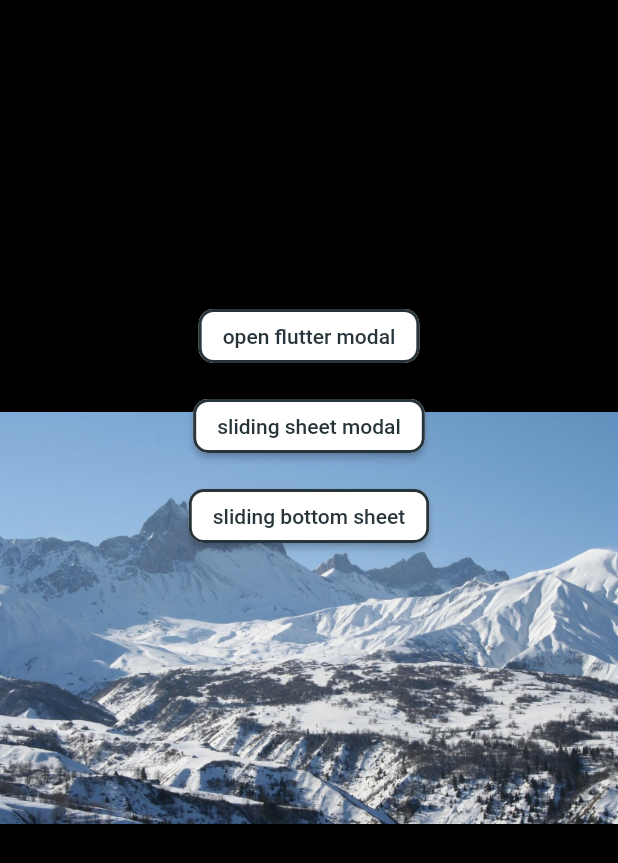
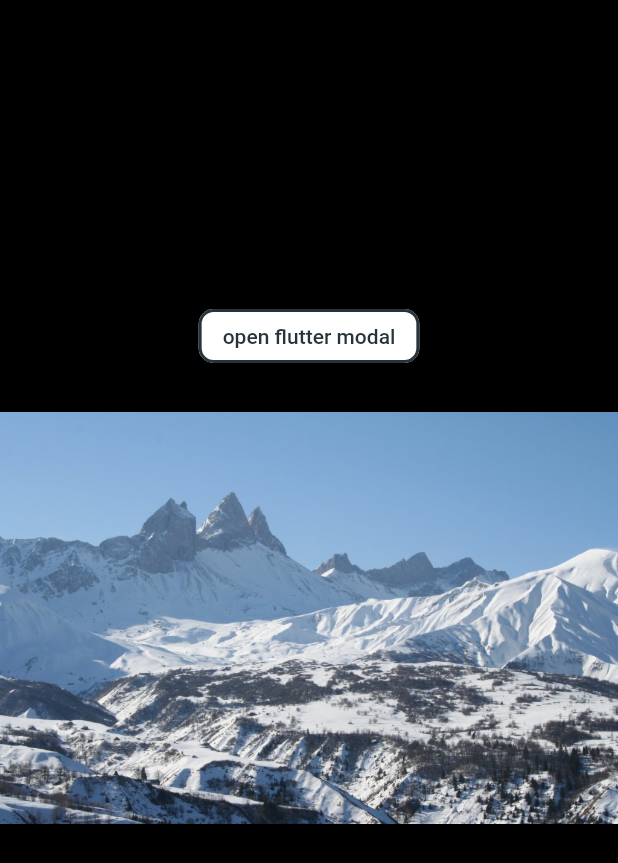
Before and after one commit to thomascoumau/flutter-modal-example, a Flutter app: the screen it shows after launch, on a phone screen of 412 x 824 dp. Shown: the top 863 px of the screen. Run offline on Flutter 3.47's test engine with Material 2 defaults, Android fonts, the phone set to English and light mode, and no system bars; drawn by our look-alikes of photo_view, sliding_sheet; our stand-ins replace flutter_riverpod.

Commit message:
feat: 🎸 rebuild test for modal

```diff
--- a/lib/main.dart
+++ b/lib/main.dart
@@ -1,11 +1,10 @@
 import 'package:flutter/material.dart';
 import 'package:flutter_modal_example/style/style.dart';
-import 'package:flutter_modal_example/widget/modals.dart';
 import 'package:flutter_modal_example/widget/scrollable_bottom_sheet.dart';
+import 'package:flutter_riverpod/flutter_riverpod.dart';
 import 'package:photo_view/photo_view.dart';
-import 'package:sliding_sheet/sliding_sheet.dart';
 
-void main() => runApp(const MyApp());
+void main() => runApp(const ProviderScope(child: MyApp()));
 
 class MyApp extends StatelessWidget {
   const MyApp({super.key});
@@ -25,23 +24,24 @@ class MyApp extends StatelessWidget {
   }
 }
 
-class Home extends StatefulWidget {
+class Home extends ConsumerStatefulWidget {
   const Home({super.key});
 
   @override
-  State<Home> createState() => _HomeState();
+  ConsumerState<Home> createState() => _ConsumerHomeState();
 }
 
-class _HomeState extends State<Home> {
-  late SheetController sheetController = SheetController();
+class _ConsumerHomeState extends ConsumerState<Home> {
   late DraggableScrollableController controller =
       DraggableScrollableController();
 
   @override
-  Widget build(BuildContext context) {
+  Widget build(
+    BuildContext context,
+  ) {
+    final controller = ref.watch(draggableScrollableSheetControllerProvider);
+
     return Scaffold(
-      body: CustomSlidingSheet(
-        sheetController: sheetController,
       body: Stack(
         children: [
           SizedBox.expand(
@@ -75,18 +75,6 @@ class _HomeState extends State<Home> {
                             const SizedBox(
                               height: 12,
                             ),
-                              Button(
-                                  text: 'sliding sheet modal',
-                                  onPressed: () {
-                                    sheetController.snapToExtent(0.4);
-                                  }),
-                              const SizedBox(
-                                height: 12,
-                              ),
-                              Button(
-                                text: 'sliding bottom sheet',
-                                onPressed: () => showSlidingModal(context),
-                              )
                           ],
                         ),
                       )
@@ -94,11 +82,10 @@ class _HomeState extends State<Home> {
                   ),
                 )),
           ),
-            CustomBottomSheetModal(
-              controller: controller,
+          const CustomBottomSheetModal(
+            snapSize: 0.25,
           ),
         ],
-        ),
       ),
     );
   }
--- a/lib/widget/modals.dart
+++ /dev/null
@@ -1,75 +0,0 @@
-import 'package:flutter/material.dart';
-import 'package:flutter_modal_example/widget/modal_content.dart';
-import 'package:sliding_sheet/sliding_sheet.dart';
-
-class CustomSlidingSheet extends StatelessWidget {
-  const CustomSlidingSheet({
-    super.key,
-    required this.body,
-    required this.sheetController,
-    this.animationDuration,
-  });
-
-  final Duration? animationDuration;
-  final Widget body;
-  final SheetController sheetController;
-
-  @override
-  Widget build(BuildContext context) {
-    return SlidingSheet(
-      body: body,
-      scrollSpec: const ScrollSpec(
-        overscroll: false,
-      ),
-      duration: animationDuration ?? const Duration(milliseconds: 400),
-      cornerRadiusOnFullscreen: 0,
-      closeOnBackdropTap: true,
-      elevation: 8,
-      cornerRadius: 16,
-      listener: (state) {},
-      controller: sheetController,
-      extendBody: true,
-      snapSpec: const SnapSpec(
-        // Enable snapping. This is true by default.
-        snap: true,
-        // Set custom snapping points.
-        snappings: [0.0, 0.4, 1.0],
-        // Define to what the snappings relate to. In this case,
-        // the total available space that the sheet can expand to.
-        positioning: SnapPositioning.relativeToAvailableSpace,
-      ),
-      customBuilder: (context, scrollController, state) {
-        return SizedBox(
-            height: 800,
-            child: ModalContent(scrollController: scrollController));
-      },
-    );
-  }
-}
-
-showSlidingModal(context) => showSlidingBottomSheet(
-      context,
-      builder: (context) {
-        return SlidingSheetDialog(
-            elevation: 8,
-            cornerRadius: 16,
-            snapSpec: const SnapSpec(
-              snap: true,
-              snappings: [0.4, 1.0],
-              positioning: SnapPositioning.relativeToAvailableSpace,
-            ),
-            customBuilder: (context, scrollController, state) {
-              return SizedBox(
-                height: 400,
-                child: Center(
-                  child: Material(
-                    child: InkWell(
-                      onTap: () => Navigator.pop(context),
-                      child: ModalContent(scrollController: scrollController),
-                    ),
-                  ),
-                ),
-              );
-            });
-      },
-    );
--- a/lib/widget/scrollable_bottom_sheet.dart
+++ b/lib/widget/scrollable_bottom_sheet.dart
@@ -1,24 +1,54 @@
 import 'package:flutter/material.dart';
 import 'package:flutter_modal_example/widget/modal_content.dart';
+import 'package:flutter_riverpod/flutter_riverpod.dart';
 
-class CustomBottomSheetModal extends StatefulWidget {
-  const CustomBottomSheetModal({super.key, required this.controller});
+final draggableScrollableSheetControllerProvider =
+    StateProvider.autoDispose<DraggableScrollableController>((ref) {
+  final controller = DraggableScrollableController();
+  void listener() {
+    if (!controller.isAttached) {
+      return;
+    }
+    ref.read(_mapItemModalScrollExtentProvider.notifier).state =
+        controller.size;
+  }
 
-  final DraggableScrollableController controller;
+  controller.addListener(listener);
+  ref.onDispose(() {
+    controller.removeListener(listener);
+    controller.dispose();
+  });
+  return controller;
+});
+
+final mapSizeProvider = StateProvider.autoDispose<double>((ref) => 0.5);
+final _mapItemModalScrollExtentProvider =
+    StateProvider.autoDispose<double>((ref) => 0);
+
+class CustomBottomSheetModal extends ConsumerStatefulWidget {
+  const CustomBottomSheetModal({super.key, required this.snapSize});
+
+  final double snapSize;
   @override
-  State<CustomBottomSheetModal> createState() => _CustomBottomSheetModalState();
+  ConsumerState<CustomBottomSheetModal> createState() =>
+      _CustomBottomSheetModalState();
 }
 
-class _CustomBottomSheetModalState extends State<CustomBottomSheetModal> {
+class _CustomBottomSheetModalState
+    extends ConsumerState<CustomBottomSheetModal> {
   @override
   Widget build(BuildContext context) {
+    final size = ref.watch(mapSizeProvider);
+
+    // add this line to break the code
+    // final scrollExtent = ref.watch(_mapItemModalScrollExtentProvider);
+    final controller = ref.watch(draggableScrollableSheetControllerProvider);
     return DraggableScrollableSheet(
         snap: true,
-        snapSizes: const [0.4],
-        controller: widget.controller,
+        snapSizes: [size],
+        controller: controller,
         minChildSize: 0.0,
         initialChildSize: 0.0,
-        maxChildSize: 1,
         builder: (BuildContext context, ScrollController scrollController) {
           return Container(
             decoration: const BoxDecoration(
--- a/pubspec.yaml
+++ b/pubspec.yaml
@@ -37,6 +37,7 @@ dependencies:
   cupertino_icons: ^1.0.2
   photo_view: ^0.14.0
   sliding_sheet: ^0.5.2
+  flutter_riverpod: ^2.3.6
 
 dev_dependencies:
   flutter_test:
```
Also changed, not shown: pubspec.lock. Lines whose indentation alone changed are shown as unchanged.
